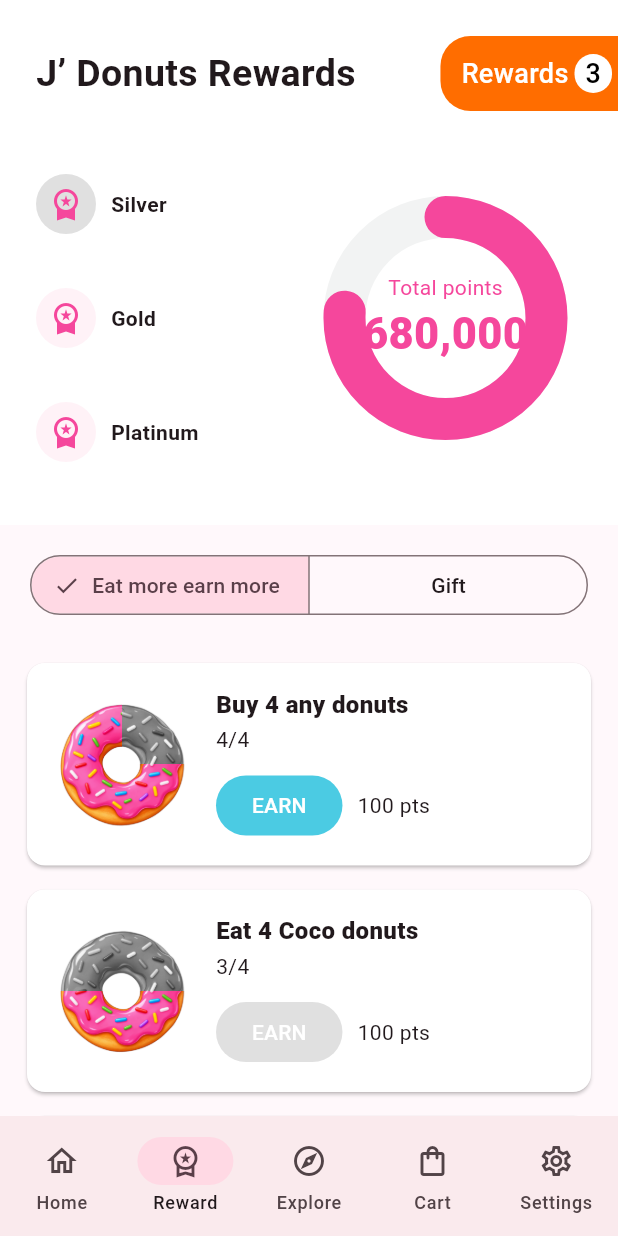
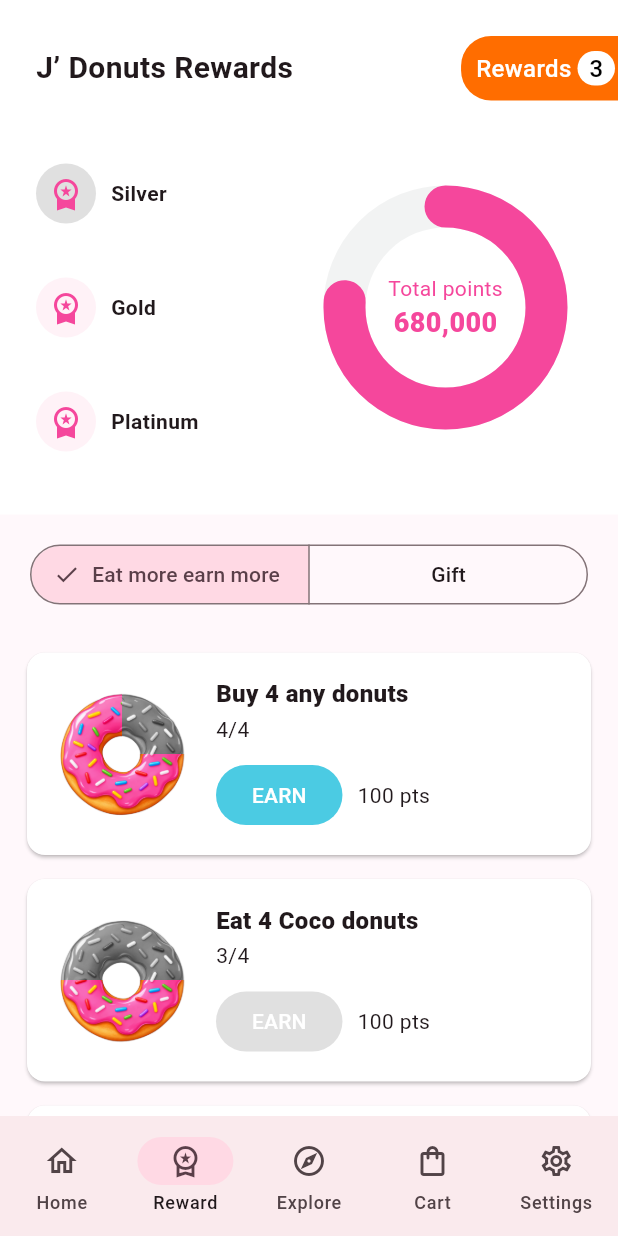
Before and after one commit to MayYaminThant/jdonuts_flutter, a Flutter app: the RewardsPage screen opened by its route, on a phone screen of 412 x 824 dp. Run offline on Flutter 3.47's test engine with Material 3 defaults, Android fonts, the phone set to English and light mode, and no system bars; our stand-ins replace cached_network_image, flutter_riverpod, flutter_secure_storage, go_router, sqflite; accounts and stored records are empty; network calls fail.

Commit message:
fix overflow bugs

```diff
--- a/lib/features/rewards/presentation/rewards_page.dart
+++ b/lib/features/rewards/presentation/rewards_page.dart
@@ -45,7 +45,7 @@ class _RewardsPageState extends ConsumerState<RewardsPage>
                       child: const Text(
                         'J’ Donuts Rewards',
                         style: TextStyle(
-                          fontSize: 25,
+                          fontSize: 20,
                           fontWeight: FontWeight.bold,
                         ),
                       ),
@@ -54,7 +54,7 @@ class _RewardsPageState extends ConsumerState<RewardsPage>
                     Container(
                       margin: const EdgeInsets.only(left: 24, top: 24),
                       padding: EdgeInsets.only(
-                          left: 14, top: 12, bottom: 12, right: 4),
+                          left: 10, top: 10, bottom: 10, right: 2),
                       decoration: BoxDecoration(
                           color: Colors.orangeAccent.shade700,
                           borderRadius: BorderRadius.only(
@@ -66,7 +66,7 @@ class _RewardsPageState extends ConsumerState<RewardsPage>
                             'Rewards',
                             style: TextStyle(
                               color: Colors.white,
-                              fontSize: 18,
+                              fontSize: 16,
                               fontWeight: FontWeight.w500,
                             ),
                           ),
@@ -81,7 +81,7 @@ class _RewardsPageState extends ConsumerState<RewardsPage>
                                 '3',
                                 style: TextStyle(
                                   color: Colors.black,
-                                  fontSize: 18,
+                                  fontSize: 16,
                                   fontWeight: FontWeight.w500,
                                 ),
                               ),
@@ -291,7 +291,7 @@ class _RewardsPageState extends ConsumerState<RewardsPage>
                     NumberFormatUtil.formatInt(
                         ((reduce ? 1 : animation.value) * 680000).round()),
                     style: const TextStyle(
-                        fontSize: 29,
+                        fontSize: 18,
                         fontWeight: FontWeight.w900,
                         color: Palette.pink))
               ],
```
Also changed, not shown: pubspec.lock, 6 other files.
